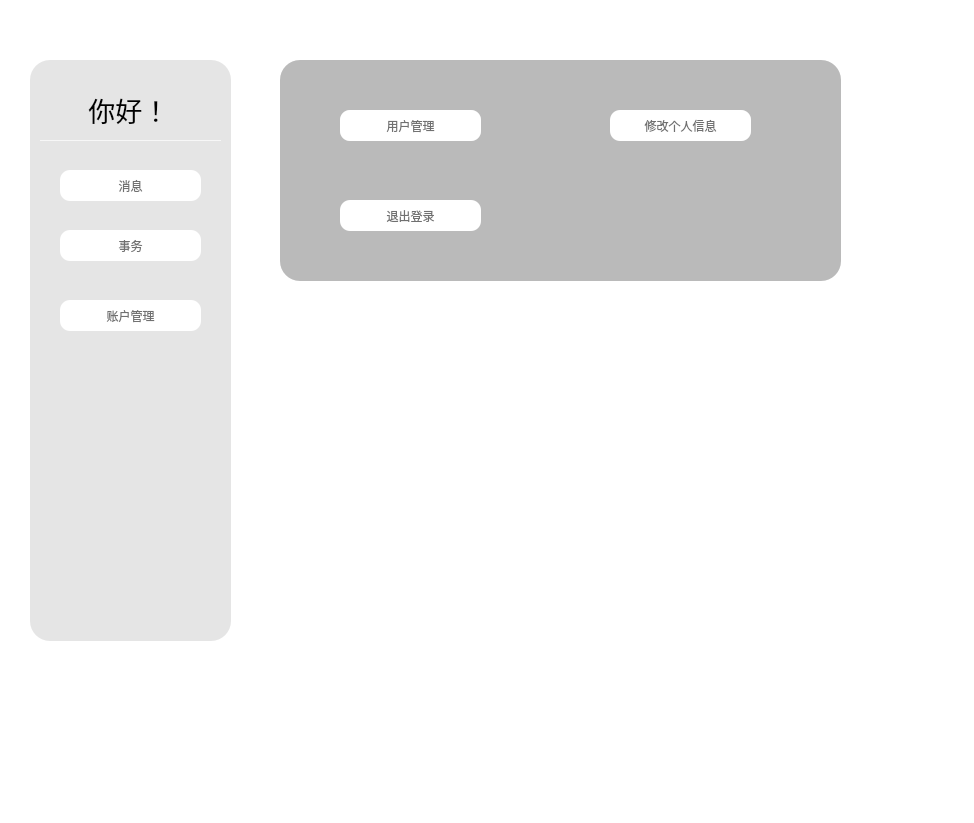
JunWang666/LabNexus, file view/homepage/administratorhomepage.ui: the form before one commit.
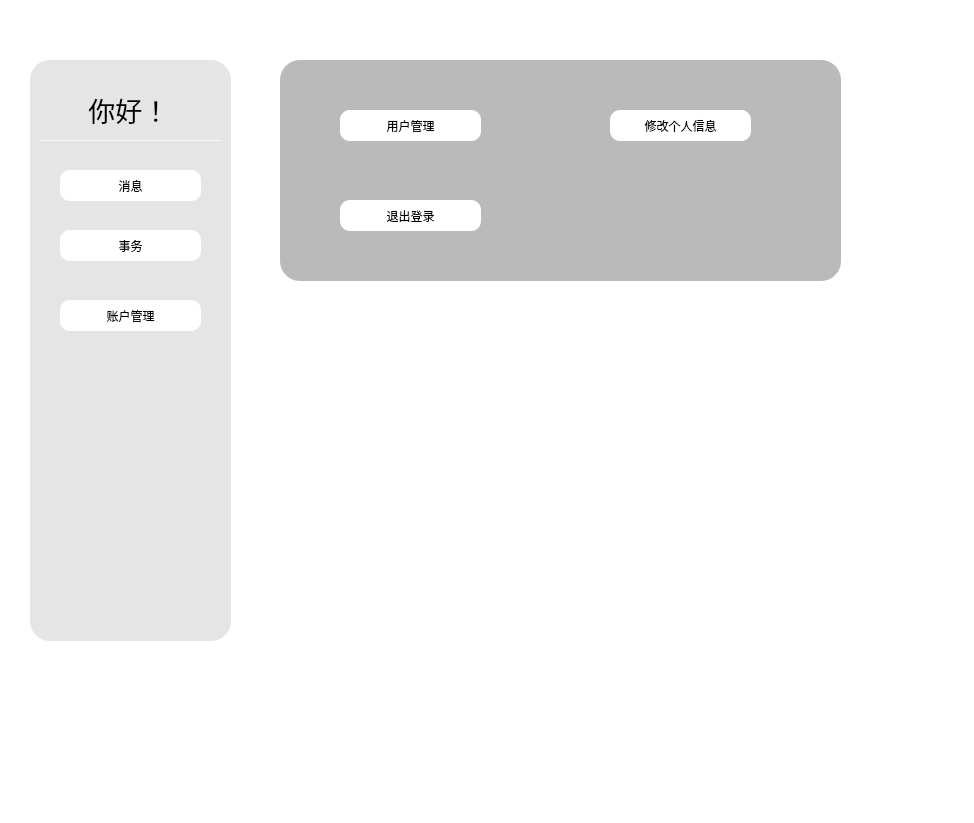
The form after the commit. Icons and pictures are not drawn.

```diff
--- a/view/homepage/administratorhomepage.ui
+++ b/view/homepage/administratorhomepage.ui
@@ -50,20 +50,16 @@
 
 QPushButton{
 border-radius:10px;
-
-       background-color: qradialgradient(spread:pad, cx:0.5, cy:1, radius:0.538, fx:0.496955, fy:1, stop:0 rgba(0, 220,
-       255, 255), stop:1 rgba(255, 205, 120, 255));
-       font:700 20pt &quot;Microsoft YaHei UI&quot;;
-       color: rgb(112, 112, 112);
+       background-color: qlineargradient(spread:repeat, x1:0, y1:0, x2:1, y2:1, stop:0 rgba(207, 0, 73, 255),
+       stop:0.363636 rgba(143, 92, 142, 255), stop:0.698864 rgba(96, 165, 163, 255), stop:1 rgba(0, 135, 255, 255));
+       font: 20pt &quot;Microsoft YaHei UI&quot;;
 }
 
 QPushButton#messageButton{
-
 border-radius:10px;
-       background-color: qradialgradient(spread:pad, cx:0.5, cy:1, radius:0.538, fx:0.496955, fy:1, stop:0 rgba(0, 220,
-       255, 255), stop:1 rgba(255, 205, 120, 255));
-       font:700 20pt &quot;Microsoft YaHei UI&quot;;
-       color: rgb(112, 112, 112);
+       background-color: qlineargradient(spread:repeat, x1:0, y1:0, x2:1, y2:1, stop:0 rgba(207, 0, 73, 255),
+       stop:0.363636 rgba(143, 92, 142, 255), stop:0.698864 rgba(96, 165, 163, 255), stop:1 rgba(0, 135, 255, 255));
+       font: 20pt &quot;Microsoft YaHei UI&quot;;
 }
 
 
```
Left out of the diff: 26 changed lines with no effect on the pictures.
